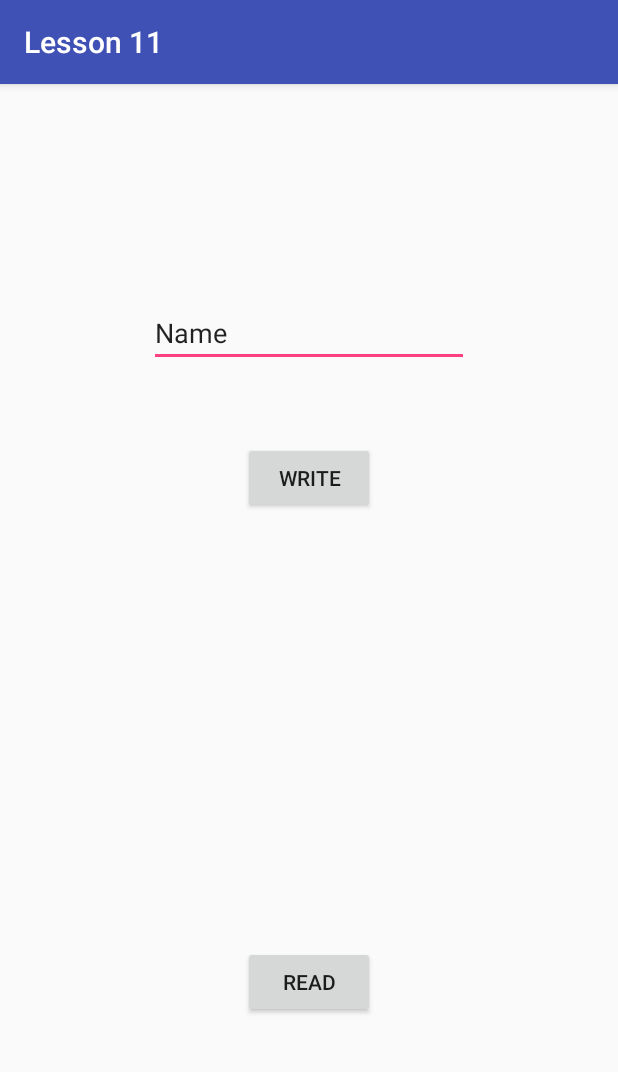
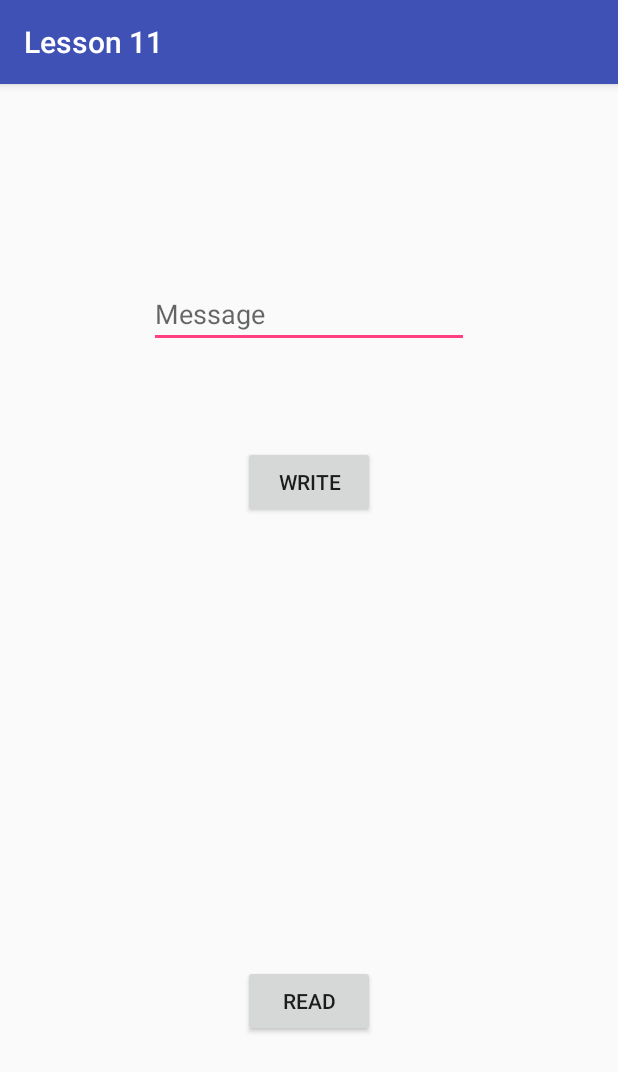
Before and after one commit to fr0zen87/SberLessons, an Android app: the screen it shows after launch (MainActivity), on a phone screen of 412 x 824 dp. Shown: the top 1072 px of the screen. Run offline under Robolectric (Android 15) with nearby library versions, the phone set to English and light mode, and no system bars; 2 statements that could not run were skipped.

Commit message:
some changes

```diff
--- a/lesson11/src/main/res/layout/activity_main.xml
+++ b/lesson11/src/main/res/layout/activity_main.xml
@@ -10,11 +10,13 @@
         android:id="@+id/fragment"
         android:name="com.example.lesson11.Fragment1"
         android:layout_width="368dp"
-        android:layout_height="243dp"
+        android:layout_height="289dp"
         android:layout_marginEnd="8dp"
         android:layout_marginStart="8dp"
+        android:layout_marginTop="8dp"
         app:layout_constraintBottom_toTopOf="@+id/fragment2"
         app:layout_constraintEnd_toEndOf="parent"
+        app:layout_constraintHorizontal_bias="0.5"
         app:layout_constraintStart_toStartOf="parent"
         app:layout_constraintTop_toTopOf="parent"
         tools:layout="@layout/fragment1" />
@@ -23,12 +25,14 @@
         android:id="@+id/fragment2"
         android:name="com.example.lesson11.Fragment2"
         android:layout_width="368dp"
-        android:layout_height="244dp"
+        android:layout_height="290dp"
+        android:layout_marginBottom="8dp"
         android:layout_marginEnd="8dp"
         android:layout_marginStart="8dp"
         app:layout_constraintBottom_toBottomOf="parent"
         app:layout_constraintEnd_toEndOf="parent"
+        app:layout_constraintHorizontal_bias="0.5"
         app:layout_constraintStart_toStartOf="parent"
         app:layout_constraintTop_toBottomOf="@+id/fragment"
-        tools:layout="@layout/fragment2"/>
+        tools:layout="@layout/fragment2" />
 </android.support.constraint.ConstraintLayout>
--- a/lesson11/src/main/res/layout/fragment1.xml
+++ b/lesson11/src/main/res/layout/fragment1.xml
@@ -14,7 +14,7 @@
         android:layout_marginStart="8dp"
         android:ems="10"
         android:inputType="textPersonName"
-        android:text="Name"
+        android:hint="@string/message"
         app:layout_constraintBottom_toTopOf="@+id/write_button"
         app:layout_constraintEnd_toEndOf="parent"
         app:layout_constraintStart_toStartOf="parent"
@@ -26,7 +26,7 @@
         android:layout_height="wrap_content"
         android:layout_marginEnd="8dp"
         android:layout_marginStart="8dp"
-        android:text="Write"
+        android:text="@string/write"
         app:layout_constraintBottom_toBottomOf="parent"
         app:layout_constraintEnd_toEndOf="parent"
         app:layout_constraintStart_toStartOf="parent"
--- a/lesson11/src/main/res/layout/fragment2.xml
+++ b/lesson11/src/main/res/layout/fragment2.xml
@@ -27,7 +27,7 @@
         android:layout_height="wrap_content"
         android:layout_marginEnd="8dp"
         android:layout_marginStart="8dp"
-        android:text="Read"
+        android:text="@string/read"
         app:layout_constraintBottom_toBottomOf="parent"
         app:layout_constraintEnd_toEndOf="parent"
         app:layout_constraintStart_toStartOf="parent"
--- a/lesson11/src/main/res/values/strings.xml
+++ b/lesson11/src/main/res/values/strings.xml
@@ -1,3 +1,6 @@
 <resources>
     <string name="app_name">Lesson 11</string>
+    <string name="message">Message</string>
+    <string name="write">Write</string>
+    <string name="read">Read</string>
 </resources>
```
